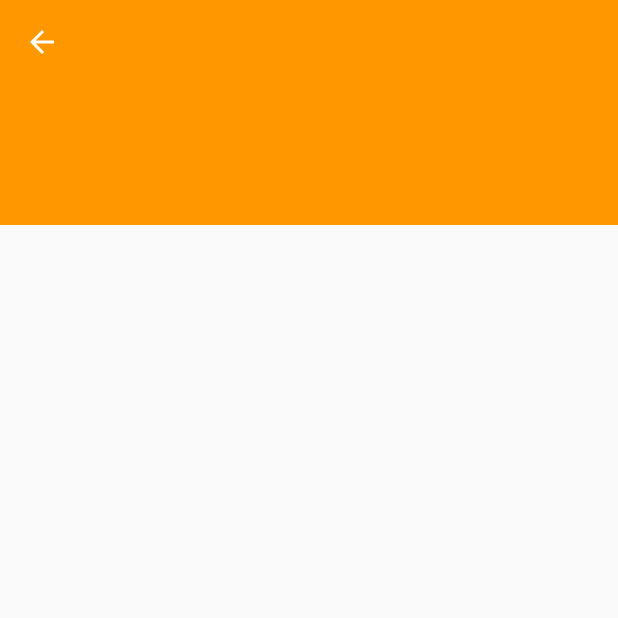
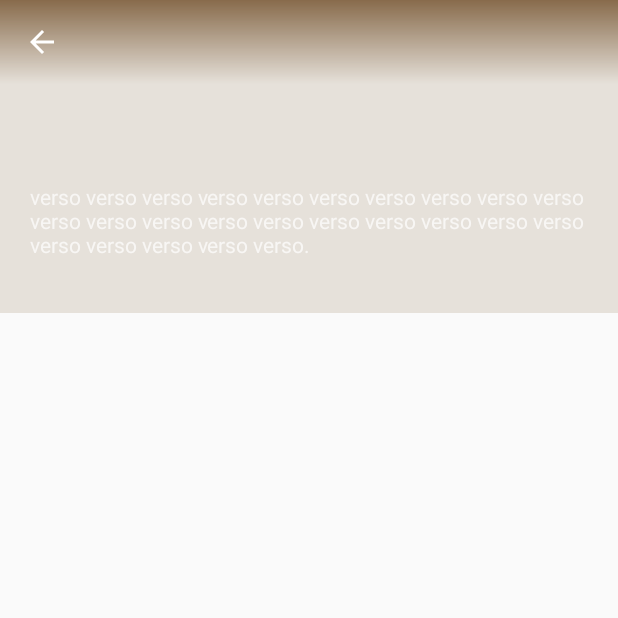
Before and after one commit to gabrielbrieva/holy-time, an Android app: the MeditationFragment screen opened directly, with no data from a screen before it, on a phone screen of 412 x 824 dp, the top half of it. Run offline under Robolectric (Android 15) with nearby library versions, the phone set to English and light mode, and no system bars; our stand-ins replace ButterKnife; 1 statement that could not run was skipped.

Commit message:
I think this will be the final toolbar for detail fragment...

```diff
--- a/app/src/main/java/com/tuxan/holytime/MeditationFragment.java
+++ b/app/src/main/java/com/tuxan/holytime/MeditationFragment.java
@@ -54,6 +54,8 @@ public class MeditationFragment extends Fragment implements LoaderManager.Loader
     @BindView(R.id.app_bar_layout)
     AppBarLayout mAppBarLayout;
 
+    @BindView(R.id.toolbarBackground)
+    View toolbarBackground;
 
     @BindView(R.id.tv_meditation_content)
     TextView mTvMeditationContent;
@@ -125,6 +127,7 @@ public class MeditationFragment extends Fragment implements LoaderManager.Loader
         ((AppCompatActivity) getActivity()).getSupportActionBar().setDisplayHomeAsUpEnabled(true);
 
         if (mMeditationTitle != null) {
+            mCollapsingToolbarLayout.setTitle(mMeditationTitle);
             mTvDetailTitle.setText(mMeditationTitle);
             // init transition ... using current title
         } else {
@@ -138,6 +141,7 @@ public class MeditationFragment extends Fragment implements LoaderManager.Loader
         if (mMeditationContent != null)
         {
             mTvDetailTitle.setText(mMeditationContent.getTitle());
+            mCollapsingToolbarLayout.setTitle(mMeditationContent.getTitle());
 
             Calendar c = Calendar.getInstance();
             c.set(Calendar.DAY_OF_WEEK, Calendar.FRIDAY);
@@ -241,7 +245,16 @@ public class MeditationFragment extends Fragment implements LoaderManager.Loader
     @Override
     public void onOffsetChanged(AppBarLayout appBarLayout, int verticalOffset) {
 
-        if (mTvDetailTitle != null) {
+        if (mCollapsingToolbarLayout != null) {
+            int maxScroll = appBarLayout.getTotalScrollRange();
+            float percentage = (float) Math.abs(verticalOffset) / (float) maxScroll;
+
+            mCollapsingToolbarLayout.setTitleEnabled(percentage == 1);
+
+            toolbarBackground.setAlpha(percentage);
+        }
+
+        /*if (mTvDetailTitle != null) {
             int maxScroll = appBarLayout.getTotalScrollRange();
             float percentage = (float) Math.abs(verticalOffset) / (float) maxScroll;
 
@@ -255,6 +268,6 @@ public class MeditationFragment extends Fragment implements LoaderManager.Loader
                 layoutParams.setMarginStart(start);
                 layoutParams.setMarginEnd(titleRight);
             }
-        }
+        }*/
     }
 }
--- /dev/null
+++ b/app/src/main/res/drawable/toolbar_gradient.xml
@@ -0,0 +1,12 @@
+<?xml version="1.0" encoding="utf-8"?>
+<shape
+    xmlns:android="http://schemas.android.com/apk/res/android"
+    android:shape="rectangle">
+
+    <gradient
+        android:angle="90"
+        android:startColor="#00b18a61"
+        android:endColor="#ae5c3409"
+        android:type="linear" />
+
+</shape>
--- a/app/src/main/res/layout/meditation_detail_fragment.xml
+++ b/app/src/main/res/layout/meditation_detail_fragment.xml
@@ -30,11 +30,6 @@
             <TextView
                 android:layout_width="match_parent"
                 android:layout_height="wrap_content"
-                android:id="@+id/tv_meditation_verse"/>
-
-            <TextView
-                android:layout_width="match_parent"
-                android:layout_height="wrap_content"
                 android:id="@+id/tv_meditation_content"/>
 
             <TextView
@@ -49,8 +44,9 @@
     <android.support.design.widget.AppBarLayout
         android:id="@+id/app_bar_layout"
         android:layout_width="match_parent"
-        android:layout_height="150dp"
-        android:theme="@style/ThemeOverlay.AppCompat.Dark.ActionBar" >
+        android:layout_height="wrap_content"
+        android:theme="@style/ThemeOverlay.AppCompat.Dark.ActionBar"
+        android:background="@android:color/transparent">
 
         <android.support.design.widget.CollapsingToolbarLayout
             android:id="@+id/collapsingToolbarLayout"
@@ -58,6 +54,51 @@
             android:layout_height="match_parent"
             app:layout_scrollFlags="scroll|exitUntilCollapsed"
             app:titleEnabled="false">
+
+            <LinearLayout
+                android:layout_width="match_parent"
+                android:layout_height="wrap_content"
+                android:orientation="vertical"
+                android:layout_gravity="bottom"
+                android:padding="20dp"
+                android:background="#2d866a45">
+
+                <TextView
+                    android:id="@+id/tv_detail_title"
+                    android:layout_width="match_parent"
+                    android:layout_height="wrap_content"
+                    style="@style/TextAppearance.AppCompat.Large.Inverse"
+                    android:gravity="center"
+                    android:layout_marginTop="?attr/actionBarSize"
+                    android:layout_marginBottom="16dp"
+                    tools:text="Titulo"/>
+
+                <TextView
+                    android:id="@+id/tv_meditation_verse"
+                    android:layout_width="match_parent"
+                    android:layout_height="wrap_content"
+                    android:text="verso verso verso verso verso verso verso verso verso verso verso verso verso verso verso verso verso verso verso verso verso verso verso verso verso."
+                    android:layout_marginBottom="16dp"/>
+
+            </LinearLayout>
+
+            <View
+                android:layout_width="match_parent"
+                android:layout_height="?attr/actionBarSize"
+                android:background="@drawable/toolbar_gradient"
+                android:layout_gravity="top"
+                app:layout_collapseMode="pin"
+                />
+
+            <View
+                android:id="@+id/toolbarBackground"
+                android:layout_width="match_parent"
+                android:layout_height="?attr/actionBarSize"
+                android:background="@color/colorPrimary"
+                android:alpha="0"
+                android:layout_gravity="top"
+                app:layout_collapseMode="pin"
+                />
 
             <android.support.v7.widget.Toolbar
                 android:id="@+id/tbDetail"
@@ -68,7 +109,7 @@
                 android:theme="@style/ThemeOverlay.AppCompat.Dark.ActionBar"
                 app:popupTheme="@style/ThemeOverlay.AppCompat.Light" />
 
-            <TextView
+            <!--<TextView
                 android:id="@+id/tv_detail_title"
                 android:layout_width="match_parent"
                 android:layout_height="wrap_content"
@@ -78,7 +119,7 @@
                 android:ellipsize="end"
                 style="@style/Base.TextAppearance.AppCompat.Widget.ActionBar.Title"
                 android:minHeight="?attr/actionBarSize"
-                android:gravity="center_vertical"/>
+                android:gravity="center_vertical"/>-->
 
         </android.support.design.widget.CollapsingToolbarLayout>
     </android.support.design.widget.AppBarLayout>
```
